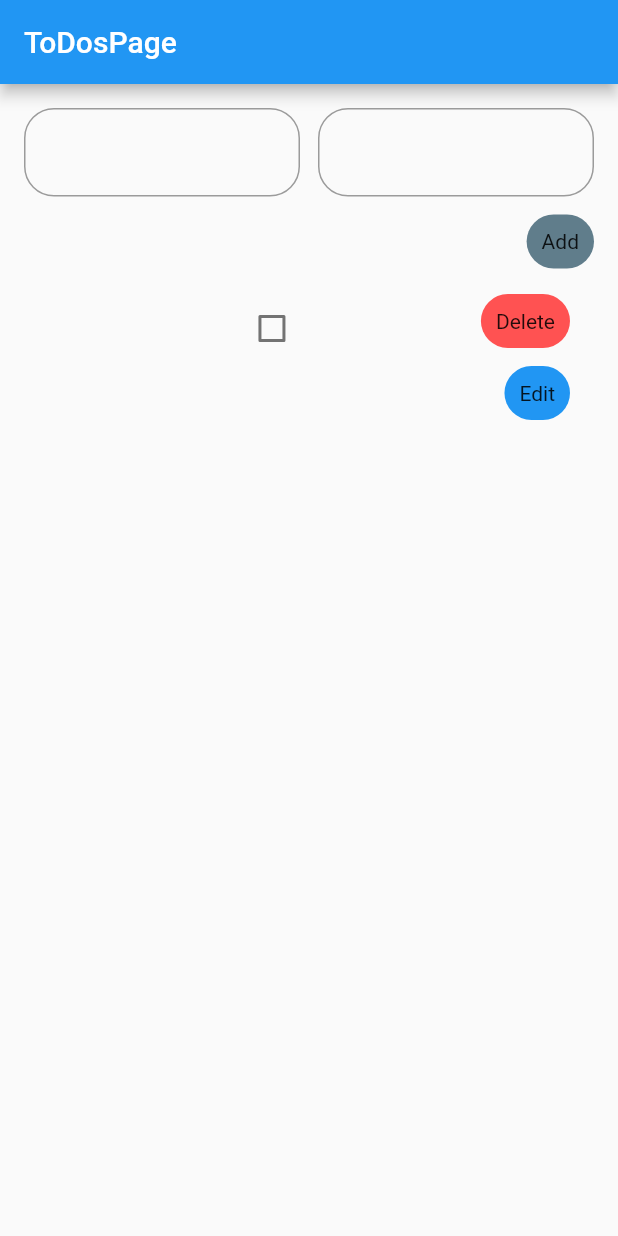
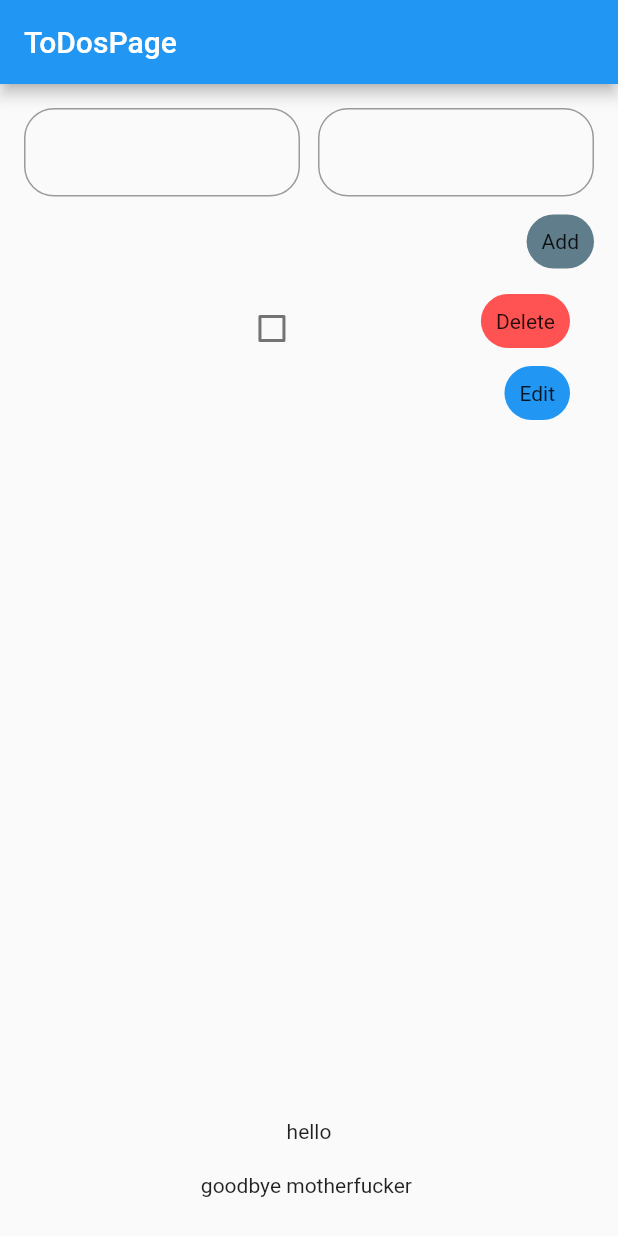
Before and after one commit to Steisha4444/getx_2, a Flutter app: the screen it shows after launch, after a tap on "Add", on a phone screen of 412 x 824 dp. Run offline on Flutter 3.47's test engine with Material 2 defaults, Android fonts, the phone set to English and light mode, and no system bars; our stand-ins replace get.

Commit message:
Add navigation

```diff
--- a/lib/app.dart
+++ b/lib/app.dart
@@ -1,4 +1,5 @@
 import 'package:flutter/material.dart';
+import 'package:get/get_navigation/src/root/get_material_app.dart';
 import 'package:getx_test/modules/todos/view/todos_page.dart';
 
 class App extends StatelessWidget {
@@ -6,7 +7,7 @@ class App extends StatelessWidget {
 
   @override
   Widget build(BuildContext context) {
-    return MaterialApp(
+    return GetMaterialApp(
       home: ToDosPage() ,
     );
   }
--- a/lib/modules/todos/view/todos_page.dart
+++ b/lib/modules/todos/view/todos_page.dart
@@ -1,8 +1,11 @@
 import 'package:flutter/material.dart';
 import 'package:get/get.dart';
+import 'package:getx_test/modules/picture_goodbye/picture_goodbye_page.dart';
+import 'package:getx_test/modules/picture_hello/picture_hello_page.dart';
 import 'package:getx_test/modules/todos/controller/todos_controller.dart';
 import 'package:getx_test/modules/todos/view/todos_form.dart';
 import 'package:getx_test/modules/todos/view/todos_list.dart';
+import 'package:getx_test/widgets/button.dart';
 
 class ToDosPage extends GetView<ToDosController> {
   ToDosPage({Key? key}) : super(key: key) {
@@ -17,7 +20,19 @@ class ToDosPage extends GetView<ToDosController> {
         child: Padding(
           padding: const EdgeInsets.all(16),
           child: Column(
-            children: [AddToDoForm(), Expanded(child: ToDoList())],
+            children: [
+              AddToDoForm(),
+              Expanded(child: ToDoList()),
+              Button(text: "hello", onTap: () => Get.to(PictureHelloPage())),
+              Button(
+                text: "goodbye motherfucker ",
+                onTap: ()=> Navigator.of(context).push(
+                  MaterialPageRoute(
+                    builder: (_) => const PictureGoodbyePage(),
+                  ),
+                ),
+              )
+            ],
           ),
         ),
       ),
--- a/pubspec.yaml
+++ b/pubspec.yaml
@@ -59,9 +59,8 @@ flutter:
   uses-material-design: true
 
   # To add assets to your application, add an assets section, like this:
-  # assets:
-  #   - images/a_dot_burr.jpeg
-  #   - images/a_dot_ham.jpeg
+  assets:
+    - assets/images/
 
   # An image asset can refer to one or more resolution-specific "variants", see
   # https://flutter.dev/assets-and-images/#resolution-aware.
```
Also changed, not shown: lib/modules/picture_goodbye/picture_goodbye_page.dart (added, +18 -0 lines), lib/modules/picture_hello/picture_hello_page.dart (added, +18 -0 lines), assets/images/goodbye.jpg (added), assets/images/hell.jpg (added).
